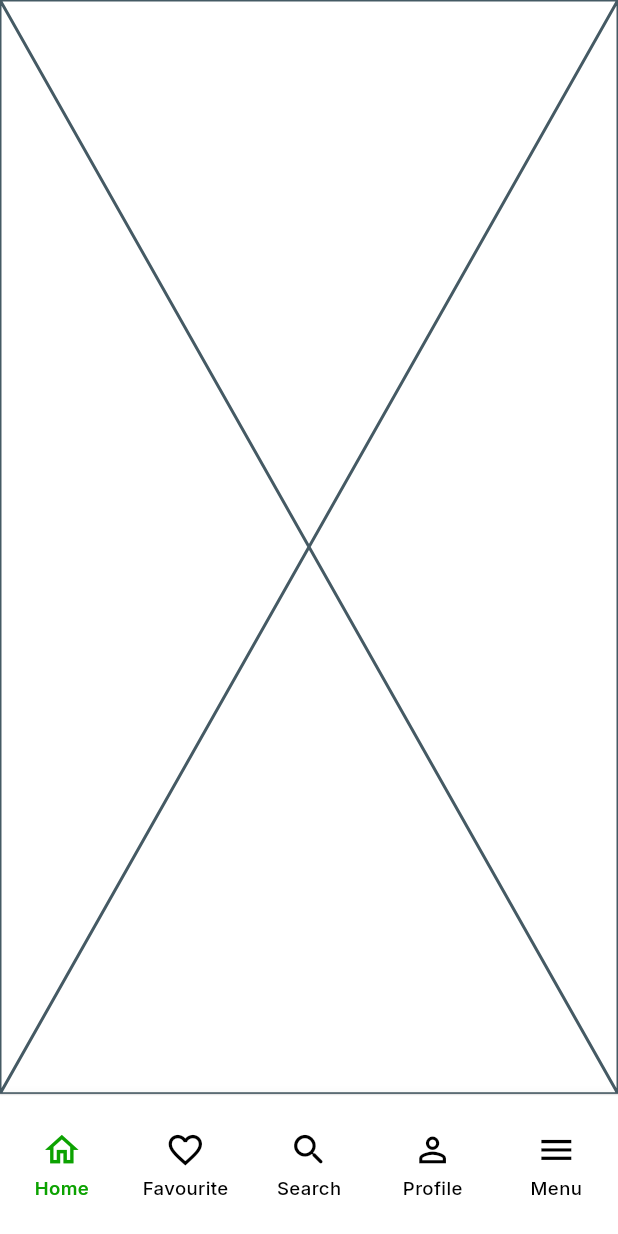
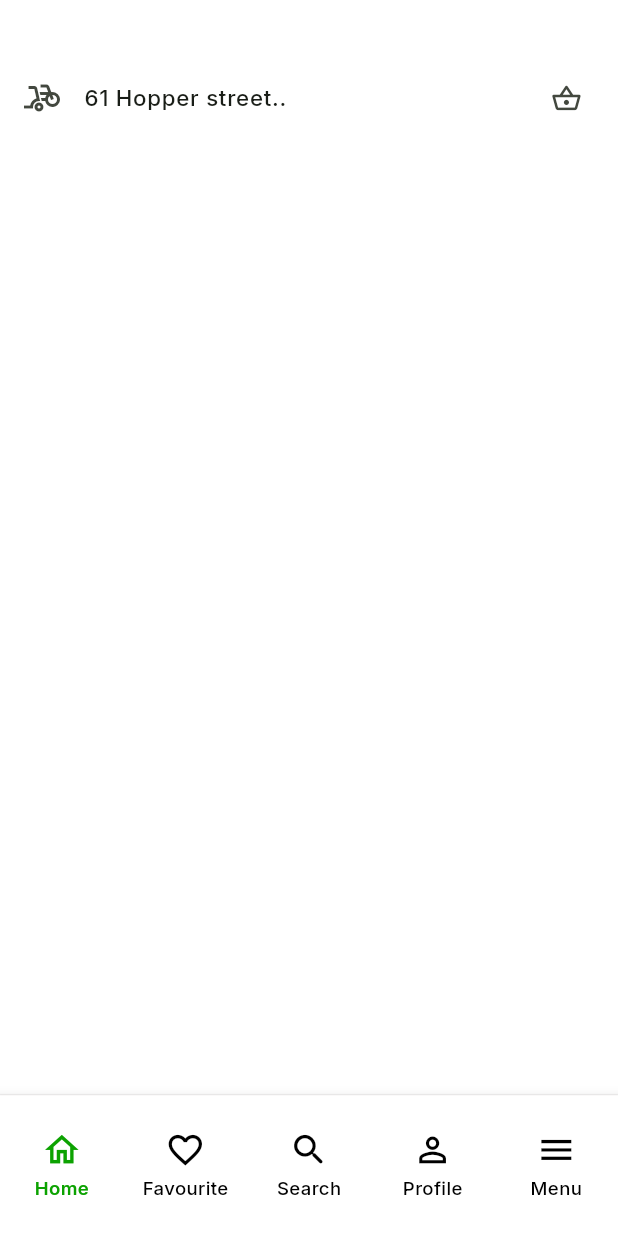
Before and after one commit to Riddhimagupta22/Grabber_GrocreyApp, a Flutter app: the screen it shows after launch, on a phone screen of 412 x 824 dp. Run offline on Flutter 3.47's test engine with Material 3 defaults, Android fonts, the phone set to English and light mode, and no system bars; our stand-ins replace google_fonts, lottie.

Commit message:
Initial commit

```diff
--- a/lib/Presentation/homepage.dart
+++ b/lib/Presentation/homepage.dart
@@ -1,4 +1,6 @@
 import 'package:flutter/material.dart';
+
+import '../Widgets/address.dart';
 
 class Home extends StatefulWidget {
   const Home({super.key});
@@ -10,6 +12,14 @@ class Home extends StatefulWidget {
 class _HomeState extends State<Home> {
   @override
   Widget build(BuildContext context) {
-    return const Placeholder();
+    final screenWidth = MediaQuery.of(context).size.width;
+    final screenHeight = MediaQuery.of(context).size.height;
+
+    return  Scaffold( body:
+      Padding(
+        padding:  EdgeInsets.symmetric(vertical: screenWidth*.09),
+        child: Address(),
+      ),
+    );
   }
 }
--- /dev/null
+++ b/lib/Widgets/address.dart
@@ -0,0 +1,30 @@
+import 'package:flutter/material.dart';
+import 'package:google_fonts/google_fonts.dart';
+
+class Address extends StatefulWidget {
+  const Address({super.key});
+
+  @override
+  State<Address> createState() => _AddressState();
+}
+
+class _AddressState extends State<Address> {
+  @override
+  Widget build(BuildContext context) {
+    final screenWidth = MediaQuery.of(context).size.width;
+    final iconsize = screenWidth *.05;
+    final fontsize = screenWidth * .036;
+    return ListTile(
+      leading: Icon(Icons.bike_scooter),
+      title: Text(
+        "61 Hopper street..",
+        style: GoogleFonts.inter(
+          fontWeight: FontWeight.w500,
+          fontSize: fontsize,
+          height: 1,
+        ),
+      ),
+      trailing: Icon(Icons.shopping_basket_outlined,size: iconsize,),
+    );
+  }
+}
--- a/lib/Widgets/nav_bar.dart
+++ b/lib/Widgets/nav_bar.dart
@@ -20,7 +20,6 @@ class _NavBarState extends State<NavBar> {
     @override
     Widget build(BuildContext context) {
       final screenWidth = MediaQuery.of(context).size.width;
-      final screenHeight = MediaQuery.of(context).size.height;
 
       final iconsize = screenWidth * .065;
       final navbarheigth = screenWidth * .23;
--- a/pubspec.yaml
+++ b/pubspec.yaml
@@ -67,6 +67,7 @@ flutter:
   # To add assets to your application, add an assets section, like this:
   assets:
    - Assets/Lottie/
+   - Assets/Image/
   #   - images/a_dot_ham.jpeg
 
   # An image asset can refer to one or more resolution-specific "variants", see
```
